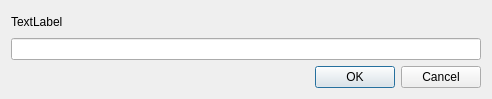
Above: qt-app/src/progressdialogs/cfileoperationconfirmationprompt.ui from VioletGiraffe/file-commander before the change. Below: the same form after it.
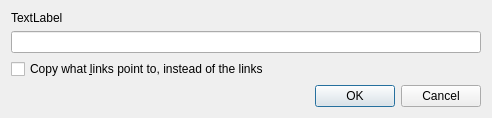
That is the form after the change.

Commit message: Copies and cross-volume moves keep links as links, and the copy prompt offers to copy what they point to instead

What changed in the file:
```diff
--- a/qt-app/src/progressdialogs/cfileoperationconfirmationprompt.ui
+++ b/qt-app/src/progressdialogs/cfileoperationconfirmationprompt.ui
@@ -30,6 +30,13 @@
    <item>
     <widget class="QLineEdit" name="_editField"/>
    </item>
+   <item>
+    <widget class="QCheckBox" name="_copyLinkTargets">
+     <property name="text">
+      <string>Copy what &amp;links point to, instead of the links</string>
+     </property>
+    </widget>
+   </item>
    <item>
     <widget class="QDialogButtonBox" name="buttonBox">
      <property name="standardButtons">
```
The commit also changes 7 other files.
